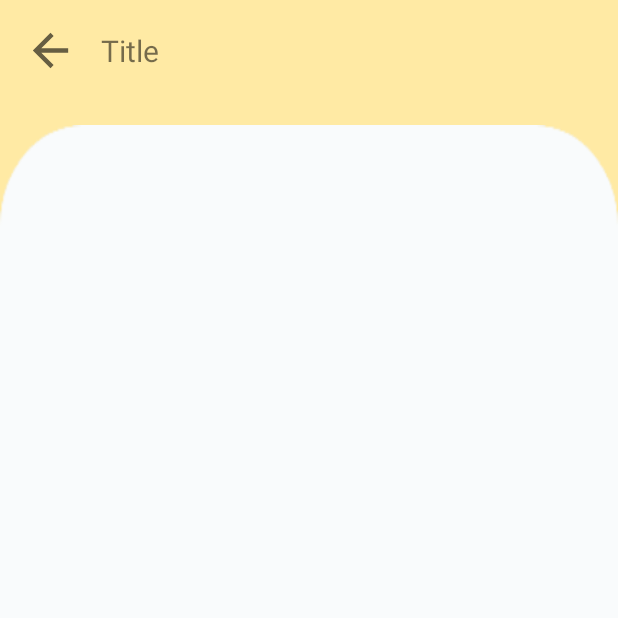
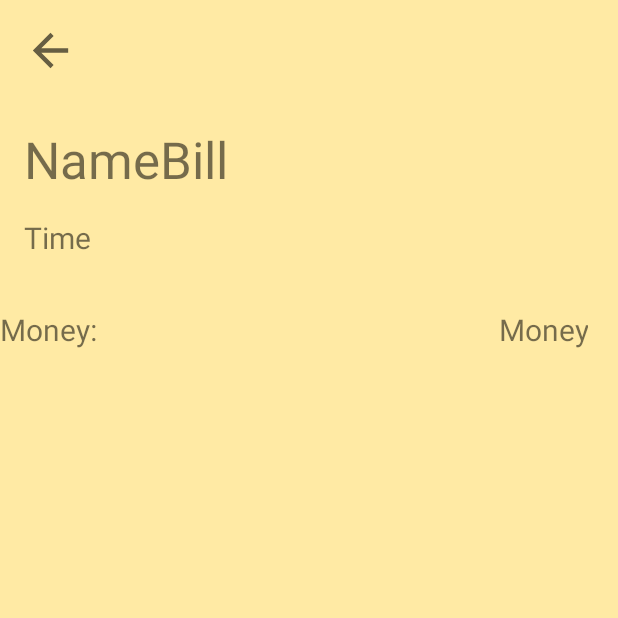
Before and after one commit to junsee1412/bone_fish_android, an Android app: the BillActivity screen opened directly, with no data from a screen before it, on a phone screen of 412 x 824 dp, the top half of it. Run offline under Robolectric (Android 15) with nearby library versions, the phone set to English and light mode, and no system bars.

Commit message:
Intent tab BillActivity

```diff
--- a/app/src/main/java/com/example/doan/ListDataActivity.java
+++ b/app/src/main/java/com/example/doan/ListDataActivity.java
@@ -11,6 +11,7 @@ import android.os.Bundle;
 import android.util.Log;
 import android.widget.ImageView;
 import android.widget.TextView;
+import android.widget.Toast;
 
 import com.example.doan.adapter.adapterBillDat;
 import com.example.doan.adapter.adapterBranDat;
@@ -135,13 +136,14 @@ public class ListDataActivity extends AppCompatActivity {
             public void onResponse(Call<List<Bill>> call, Response<List<Bill>> response) {
                 if (response.isSuccessful()) {
                     billList = response.body();
-
+                    adapterBillDat = new adapterBillDat(billList, ListDataActivity.this);
+                    dataRecyclerView.setAdapter(adapterBillDat);
                 }
             }
 
             @Override
             public void onFailure(Call<List<Bill>> call, Throwable t) {
-
+                Toast.makeText(ListDataActivity.this, "Server Error", Toast.LENGTH_SHORT);
             }
         });
     }
--- a/app/src/main/java/com/example/doan/MainActivity.java
+++ b/app/src/main/java/com/example/doan/MainActivity.java
@@ -49,9 +49,6 @@ public class MainActivity extends AppCompatActivity {
                     case 0:
                         navigationView.getMenu().findItem(R.id.tabProduct).setChecked(true);
                         break;
-//                    case 1:
-//                        navigationView.getMenu().findItem(R.id.tabCategory).setChecked(true);
-//                        break;
                     case 1:
                         navigationView.getMenu().findItem(R.id.tabBill).setChecked(true);
                         break;
@@ -67,9 +64,6 @@ public class MainActivity extends AppCompatActivity {
                 case R.id.tabProduct:
                     viewPager.setCurrentItem(0);
                     break;
-//                case R.id.tabCategory:
-//                    viewPager.setCurrentItem(1);
-//                    break;
                 case R.id.tabBill:
                     viewPager.setCurrentItem(1);
                     break;
--- a/app/src/main/java/com/example/doan/tabforMain/tabUser.java
+++ b/app/src/main/java/com/example/doan/tabforMain/tabUser.java
@@ -105,7 +105,7 @@ public class tabUser extends Fragment {
         AlCategory.setOnClickListener(v -> toListDataActivity("Category"));
         AdCategory.setOnClickListener(v -> {});
 
-        AlBill.setOnClickListener(v -> {});
+        AlBill.setOnClickListener(v -> toListDataActivity("Bill"));
         Password.setOnClickListener(v -> {});
 
         logout.setOnClickListener(v -> Logout());
@@ -131,6 +131,7 @@ public class tabUser extends Fragment {
         db.QueryData("DELETE FROM bill");
         db.QueryData("DELETE FROM cate");
         db.QueryData("DELETE FROM bran");
+        db.QueryData("DELETE FROM prod");
         context.startActivity(intent);
     }
 }
--- a/app/src/main/res/layout/activity_bill.xml
+++ b/app/src/main/res/layout/activity_bill.xml
@@ -18,35 +18,83 @@
         app:layout_constraintTop_toTopOf="parent"
         android:src="@drawable/ic_arrow_back_black" />
 
-    <TextView
-        android:id="@+id/Title"
-        android:layout_width="wrap_content"
-        android:layout_height="wrap_content"
-        android:layout_marginStart="16dp"
-        android:layout_marginLeft="16dp"
-        android:text="Title"
-        android:textSize="20dp"
-        app:layout_constraintBottom_toBottomOf="@+id/imageView5"
-        app:layout_constraintStart_toEndOf="@+id/imageView5"
-        app:layout_constraintTop_toTopOf="@+id/imageView5" />
-
-    <RelativeLayout
+    <ScrollView
         android:layout_width="0dp"
         android:layout_height="0dp"
-        android:layout_marginTop="32dp"
+        android:layout_marginTop="16dp"
         app:layout_constraintBottom_toBottomOf="parent"
         app:layout_constraintEnd_toEndOf="parent"
         app:layout_constraintStart_toStartOf="parent"
-        app:layout_constraintTop_toBottomOf="@+id/imageView5"
-        android:background="@drawable/cvbg">
+        app:layout_constraintTop_toBottomOf="@+id/imageView5">
 
-        <androidx.recyclerview.widget.RecyclerView
-            android:id="@+id/data_recy"
-            android:layout_marginTop="20dp"
-            android:layout_marginRight="20dp"
-            android:layout_marginLeft="20dp"
+        <LinearLayout
             android:layout_width="match_parent"
-            android:layout_height="match_parent" />
-    </RelativeLayout>
+            android:layout_height="wrap_content"
+            android:orientation="vertical" >
+
+            <androidx.constraintlayout.widget.ConstraintLayout
+                android:layout_width="match_parent"
+                android:layout_height="wrap_content">
+
+                <TextView
+                    android:id="@+id/NameBillDetail"
+                    android:layout_width="wrap_content"
+                    android:layout_height="wrap_content"
+                    android:layout_marginStart="16dp"
+                    android:layout_marginLeft="16dp"
+                    android:layout_marginTop="16dp"
+                    android:text="NameBill"
+                    android:textSize="34sp"
+                    app:layout_constraintStart_toStartOf="parent"
+                    app:layout_constraintTop_toTopOf="parent" />
+
+                <TextView
+                    android:id="@+id/TimeBillDetail"
+                    android:layout_width="wrap_content"
+                    android:layout_height="wrap_content"
+                    android:layout_marginTop="16dp"
+                    android:layout_marginBottom="24dp"
+                    android:text="Time"
+                    android:textSize="20sp"
+                    app:layout_constraintBottom_toBottomOf="parent"
+                    app:layout_constraintStart_toStartOf="@+id/NameBillDetail"
+                    app:layout_constraintTop_toBottomOf="@+id/NameBillDetail" />
+
+            </androidx.constraintlayout.widget.ConstraintLayout>
+
+            <androidx.recyclerview.widget.RecyclerView
+                android:id="@+id/item_bill_recy"
+                android:layout_marginRight="16dp"
+                android:layout_marginLeft="16dp"
+                android:layout_width="match_parent"
+                android:layout_height="wrap_content" />
+
+            <LinearLayout
+                android:layout_width="match_parent"
+                android:layout_height="match_parent"
+                android:orientation="horizontal">
+
+                <TextView
+                    android:layout_width="wrap_content"
+                    android:layout_height="wrap_content"
+                    android:text="Money: "
+                    android:textSize="20sp" />
+
+                <TextView
+                    android:id="@+id/PriceBillDetail"
+                    android:layout_width="match_parent"
+                    android:layout_height="wrap_content"
+                    android:text="Money"
+                    android:padding="10dp"
+                    android:textAlignment="textEnd"
+                    android:textSize="20sp"
+                    android:layout_marginRight="10dp"
+                    android:gravity="end" />
+
+            </LinearLayout>
+
+        </LinearLayout>
+    </ScrollView>
+
 
 </androidx.constraintlayout.widget.ConstraintLayout>
```
Also changed, not shown: app/src/main/java/com/example/doan/adapter/adapterBillDat.java (+65 -1 lines), app/src/main/java/com/example/doan/adapter/adapterBillDetail.java (added, +61 -0 lines), app/src/main/java/com/example/doan/model/itemBill.java (+10 -8 lines), app/src/main/java/com/example/doan/tabforMain/tabBill.java (+4 -3 lines), app/src/main/res/layout/item_bill_detail.xml (added, +35 -0 lines), app/src/main/res/layout/item_data_bill.xml (+48 -3 lines).
